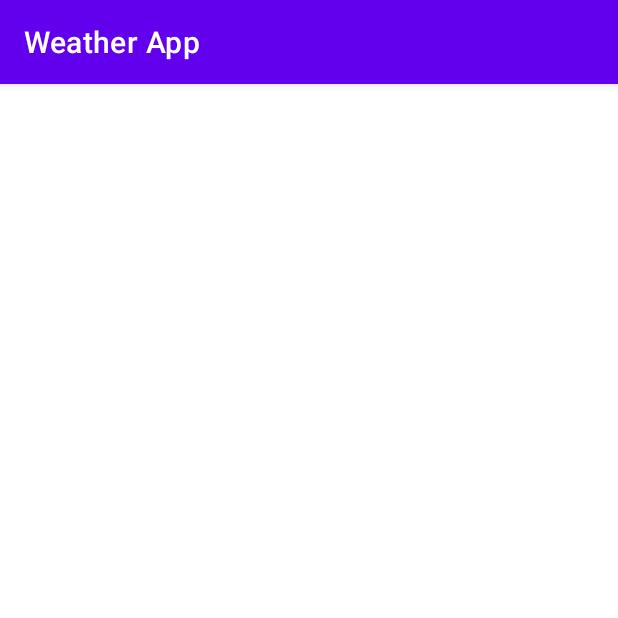
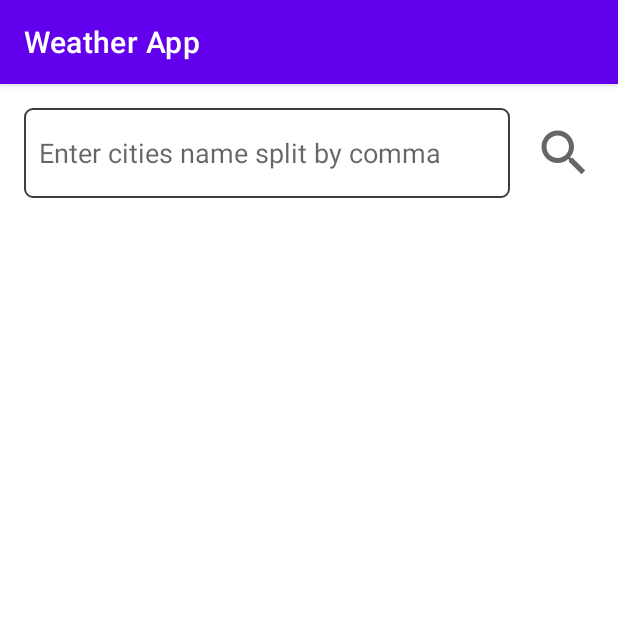
Before and after one commit to ahmedmed7t/WeatherApp, an Android app: the GetWeatherByNameActivity screen opened directly, with no data from a screen before it, on a phone screen of 412 x 824 dp, the top half of it. Run offline under Robolectric (Android 15) with nearby library versions, the phone set to English and light mode, and no system bars; our stand-ins replace Dagger/Hilt's generated code.

Commit message:
add calling api for weather by name

```diff
--- a/app/src/main/java/com/medhat/weatherapp/data/RetrofitService.java
+++ b/app/src/main/java/com/medhat/weatherapp/data/RetrofitService.java
@@ -1,6 +1,7 @@
 package com.medhat.weatherapp.data;
 
 import com.medhat.weatherapp.data.Model.LocationWeatherModels.WeatherByLocationResponse;
+import com.medhat.weatherapp.data.Model.NameWeatherModels.WeatherByNameResponse;
 
 import retrofit2.Call;
 import retrofit2.http.GET;
@@ -14,4 +15,8 @@ public interface RetrofitService {
             @Query("lon") double longitude,
             @Query("lat") double latitude);
 
+    @GET("/data/2.5/weather")
+    Call<WeatherByNameResponse> getWeatherByName(
+            @Query("q") String cityName);
+
 }
--- a/app/src/main/java/com/medhat/weatherapp/data/api/GetByName/GetByNameHelper.java
+++ b/app/src/main/java/com/medhat/weatherapp/data/api/GetByName/GetByNameHelper.java
@@ -1,6 +1,10 @@
 package com.medhat.weatherapp.data.api.GetByName;
 
 
+import com.medhat.weatherapp.data.Model.NameWeatherModels.WeatherByNameResponse;
+
+import retrofit2.Callback;
+
 public interface GetByNameHelper {
-    String getByName(String name);
+    void getWeather(String cityName,  Callback<WeatherByNameResponse> callback);
 }
--- a/app/src/main/java/com/medhat/weatherapp/ui/GetByName/GetWeatherByNameActivity.java
+++ b/app/src/main/java/com/medhat/weatherapp/ui/GetByName/GetWeatherByNameActivity.java
@@ -2,9 +2,15 @@ package com.medhat.weatherapp.ui.GetByName;
 
 import androidx.appcompat.app.AppCompatActivity;
 import androidx.lifecycle.Observer;
+import androidx.recyclerview.widget.LinearLayoutManager;
+import androidx.recyclerview.widget.RecyclerView;
 
 import android.os.Bundle;
 import android.os.Handler;
+import android.view.View;
+import android.widget.EditText;
+import android.widget.ImageView;
+import android.widget.ProgressBar;
 import android.widget.Toast;
 
 import com.medhat.weatherapp.R;
@@ -17,10 +23,35 @@ public class GetWeatherByNameActivity extends AppCompatActivity {
     GetViewModelComponent module = DaggerGetViewModelComponent.create();
     WeatherByNameViewModel nameViewModel = module.getWeatherByName();
 
+    private EditText citiesNameValue;
+    private ImageView searchButton;
+    private RecyclerView weatherRecycler;
+    private ProgressBar loading;
+
     @Override
     protected void onCreate(Bundle savedInstanceState) {
         super.onCreate(savedInstanceState);
         setContentView(R.layout.activity_get_weather_by_name);
+        initViews();
 
+
+        searchButton.setOnClickListener( v ->{
+            loading.setVisibility(View.VISIBLE);
+            nameViewModel.validateSearchValue(citiesNameValue.getText().toString());
+        });
+
+        nameViewModel.getErrorMessage().observe(this, s -> {
+            loading.setVisibility(View.GONE);
+            Toast.makeText(GetWeatherByNameActivity.this,s , Toast.LENGTH_LONG).show();
+        });
+    }
+
+    public void initViews(){
+        citiesNameValue     = findViewById(R.id.Weather_By_Name_Value_EditText);
+        searchButton        = findViewById(R.id.Weather_By_Name_Search_Button);
+        weatherRecycler     = findViewById(R.id.Weather_By_Name_RecyclerView);
+        loading             = findViewById(R.id.Weather_By_Name_Loading_ProgressBar);
+        weatherRecycler.setHasFixedSize(true);
+        weatherRecycler.setLayoutManager(new LinearLayoutManager(this));
     }
 }
--- a/app/src/main/java/com/medhat/weatherapp/ui/GetByName/WeatherByNameViewModel.java
+++ b/app/src/main/java/com/medhat/weatherapp/ui/GetByName/WeatherByNameViewModel.java
@@ -3,17 +3,45 @@ package com.medhat.weatherapp.ui.GetByName;
 import androidx.lifecycle.MutableLiveData;
 import androidx.lifecycle.ViewModel;
 
+import com.medhat.weatherapp.data.Model.LocationWeatherModels.List;
+import com.medhat.weatherapp.data.Model.NameWeatherModels.WeatherByNameResponse;
+import com.medhat.weatherapp.data.Repositories.GetByNameRepo;
 import com.medhat.weatherapp.data.api.GetByName.GetByNameHelper;
+
+import java.util.ArrayList;
 
 import javax.inject.Inject;
 
 public class WeatherByNameViewModel extends ViewModel {
 
-    private GetByNameHelper getByNameHelper;
+    private GetByNameRepo getByNameRepo;
+
+    private MutableLiveData<String> errorMessage = new MutableLiveData<>();
+    private MutableLiveData<ArrayList<WeatherByNameResponse>> liveResponse = new MutableLiveData<>();
 
     @Inject
-    public WeatherByNameViewModel(GetByNameHelper getByNameHelper) {
-        this.getByNameHelper = getByNameHelper;
+    public WeatherByNameViewModel(GetByNameRepo getByNameRepo) {
+        this.getByNameRepo = getByNameRepo;
     }
 
+    public void getWeatherForCities(String[] cities){
+        for(String item : cities){
+            getByNameRepo.getWeatherByName(item,errorMessage,liveResponse);
+        }
+    }
+
+    public void validateSearchValue(String searchValue) {
+        String[] cities = searchValue.split("/,");
+        if (cities.length >= 3 && cities.length <= 7) {
+            getWeatherForCities(cities);
+        }else if(cities.length < 3){
+            errorMessage.setValue("minimum number of cities should be 3");
+        }else{
+            errorMessage.setValue("maximum number of cities should be 7");
+        }
+    }
+
+    public MutableLiveData<String> getErrorMessage() {
+        return errorMessage;
+    }
 }
--- /dev/null
+++ b/app/src/main/res/drawable/edit_text_border.xml
@@ -0,0 +1,8 @@
+<?xml version="1.0" encoding="utf-8"?>
+<shape xmlns:android="http://schemas.android.com/apk/res/android"
+    android:shape="rectangle">
+
+    <stroke android:color="@color/black_61_transparent" android:width="1dp"/>
+    <corners android:radius="5dp"/>
+
+</shape>
--- /dev/null
+++ b/app/src/main/res/drawable/ic_baseline_search_24.xml
@@ -0,0 +1,10 @@
+<vector xmlns:android="http://schemas.android.com/apk/res/android"
+    android:width="24dp"
+    android:height="24dp"
+    android:viewportWidth="24"
+    android:viewportHeight="24"
+    android:tint="?attr/colorControlNormal">
+  <path
+      android:fillColor="@android:color/white"
+      android:pathData="M15.5,14h-0.79l-0.28,-0.27C15.41,12.59 16,11.11 16,9.5 16,5.91 13.09,3 9.5,3S3,5.91 3,9.5 5.91,16 9.5,16c1.61,0 3.09,-0.59 4.23,-1.57l0.27,0.28v0.79l5,4.99L20.49,19l-4.99,-5zM9.5,14C7.01,14 5,11.99 5,9.5S7.01,5 9.5,5 14,7.01 14,9.5 11.99,14 9.5,14z"/>
+</vector>
--- a/app/src/main/res/layout/activity_get_weather_by_name.xml
+++ b/app/src/main/res/layout/activity_get_weather_by_name.xml
@@ -6,4 +6,54 @@
     android:layout_height="match_parent"
     tools:context=".ui.GetByName.GetWeatherByNameActivity">
 
+
+    <EditText
+        android:id="@+id/Weather_By_Name_Value_EditText"
+        android:layout_width="0dp"
+        android:layout_height="60dp"
+        app:layout_constraintTop_toTopOf="parent"
+        app:layout_constraintStart_toStartOf="parent"
+        app:layout_constraintEnd_toStartOf="@id/Weather_By_Name_Search_Button"
+        android:background="@drawable/edit_text_border"
+        android:layout_marginTop="16dp"
+        android:layout_marginEnd="16dp"
+        android:layout_marginStart="16dp"
+        android:hint="Enter cities name split by comma"
+        android:paddingStart="10dp"
+        android:paddingEnd="16dp"
+        android:textColor="@color/black_de_transparent"
+        />
+
+    <ImageView
+        android:id="@+id/Weather_By_Name_Search_Button"
+        android:layout_width="40dp"
+        android:layout_height="0dp"
+        app:layout_constraintEnd_toEndOf="parent"
+        app:layout_constraintTop_toTopOf="@id/Weather_By_Name_Value_EditText"
+        app:layout_constraintBottom_toBottomOf="@id/Weather_By_Name_Value_EditText"
+        android:layout_marginEnd="16dp"
+        android:src="@drawable/ic_baseline_search_24"
+        />
+
+    <androidx.recyclerview.widget.RecyclerView
+        android:id="@+id/Weather_By_Name_RecyclerView"
+        android:layout_width="match_parent"
+        android:layout_height="0dp"
+        app:layout_constraintTop_toBottomOf="@id/Weather_By_Name_Value_EditText"
+        app:layout_constraintEnd_toEndOf="parent"
+        app:layout_constraintStart_toStartOf="parent"
+        app:layout_constraintBottom_toBottomOf="parent"
+        android:layout_marginTop="20dp"
+        />
+
+    <ProgressBar
+        android:id="@+id/Weather_By_Name_Loading_ProgressBar"
+        android:layout_width="50dp"
+        android:layout_height="50dp"
+        android:visibility="gone"
+        app:layout_constraintBottom_toBottomOf="parent"
+        app:layout_constraintEnd_toEndOf="parent"
+        app:layout_constraintStart_toStartOf="parent"
+        app:layout_constraintTop_toTopOf="parent"
+        />
 </androidx.constraintlayout.widget.ConstraintLayout>
```
Also changed, not shown: app/src/main/java/com/medhat/weatherapp/data/Repositories/GetByLocationRepo.java (+10 -11 lines), app/src/main/java/com/medhat/weatherapp/data/Repositories/GetByNameRepo.java (+37 -2 lines), app/src/main/java/com/medhat/weatherapp/data/api/GetByName/GetByNameHelperImp.java (+7 -2 lines), app/src/main/java/com/medhat/weatherapp/ui/GetByLocation/GetWeatherByLocationActivity.java (+11 -3 lines), app/src/main/java/com/medhat/weatherapp/ui/GetByLocation/WeatherByLocationViewModel.java (+6 -10 lines), app/src/main/res/layout/activity_get_weather_by_location.xml (+10 -0 lines).
